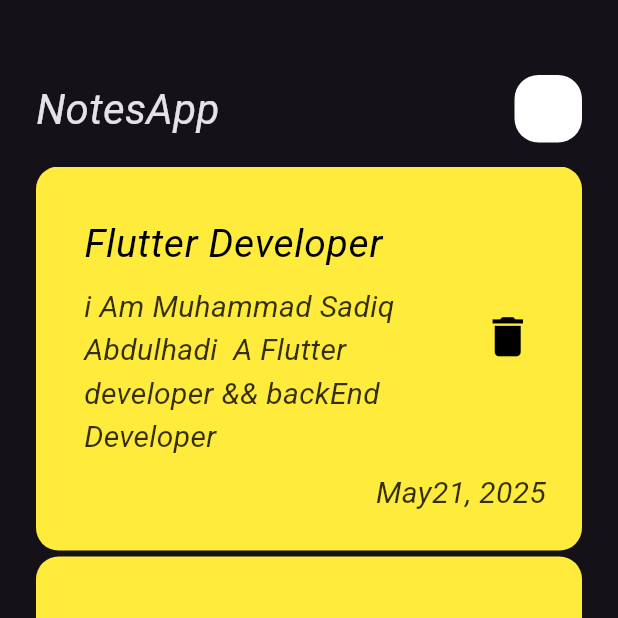
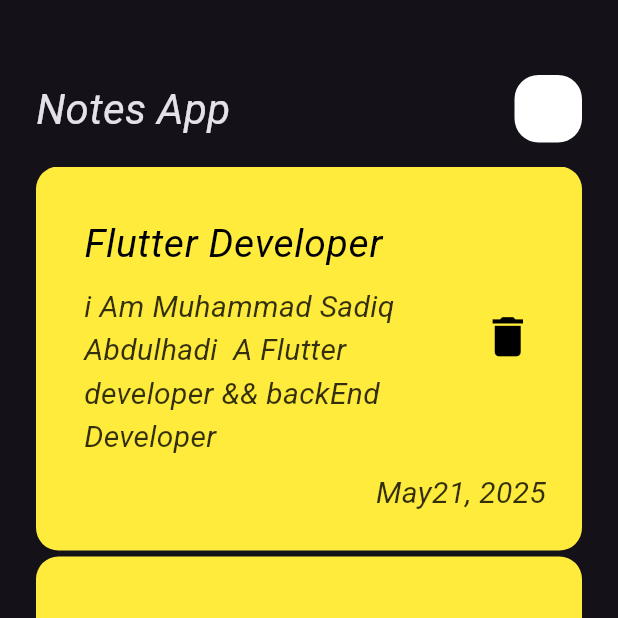
Before and after one commit to mohamedseedk908/NotesApp, a Flutter app: the screen it shows after launch, on a phone screen of 412 x 824 dp, the top half of it. Run offline on Flutter 3.47's test engine with Material 3 defaults, Android fonts, the phone set to English and light mode, and no system bars.

Commit message:
Add AppBar to EditNote View

```diff
--- a/lib/views/widgets/custom_app_bar.dart
+++ b/lib/views/widgets/custom_app_bar.dart
@@ -2,15 +2,18 @@ import 'package:flutter/material.dart';
 import 'package:notes/views/widgets/custom_search_icon.dart';
 
 class CustomAppBar extends StatelessWidget {
-  const CustomAppBar({super.key});
+  const CustomAppBar({super.key, required this.title, required this.icon});
+  final String title;
+  final IconData icon;
+
 
   @override
   Widget build(BuildContext context) {
     return Row(
       mainAxisAlignment: MainAxisAlignment.spaceBetween,
       children: [
-        Text("NotesApp",style: TextStyle(fontSize: 28),),
-        CustomSearchIcon(),
+        Text(title,style: TextStyle(fontSize: 28),),
+        CustomSearchIcon(icon: icon,),
       ],
     );
   }
--- a/lib/views/widgets/custom_search_icon.dart
+++ b/lib/views/widgets/custom_search_icon.dart
@@ -1,7 +1,8 @@
 import 'package:flutter/material.dart';
 
 class CustomSearchIcon extends StatelessWidget {
-  const CustomSearchIcon({super.key});
+  const CustomSearchIcon({super.key, required this.icon});
+  final IconData icon;
 
   @override
   Widget build(BuildContext context) {
@@ -13,7 +14,7 @@ class CustomSearchIcon extends StatelessWidget {
           borderRadius: BorderRadius.circular(16)
       ),
       child: Center(
-          child: Icon(Icons.search,size: 28)
+          child: Icon(icon,size: 28)
       ),
     );
   }
--- a/lib/views/widgets/notes_view_body.dart
+++ b/lib/views/widgets/notes_view_body.dart
@@ -11,10 +11,10 @@ class NotesViewBody extends StatelessWidget {
       padding: const EdgeInsets.symmetric(horizontal: 24.0),
       child: Column(
         children: [
-          SizedBox(
+          const SizedBox(
             height: 50,
           ),
-          CustomAppBar(),
+          const CustomAppBar(title: "Notes App",icon: Icons.search,),
           Expanded(
             child: NotesListView(),
           ),
```
Also changed, not shown: lib/views/widgets/edit_view_body.dart (+11 -2 lines).
